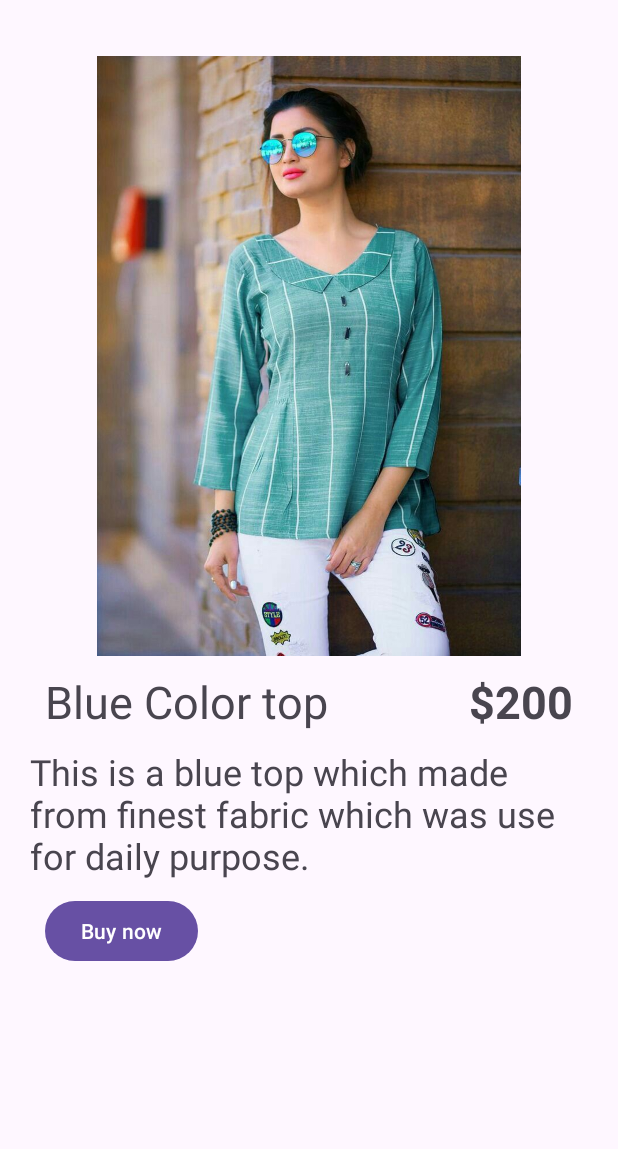
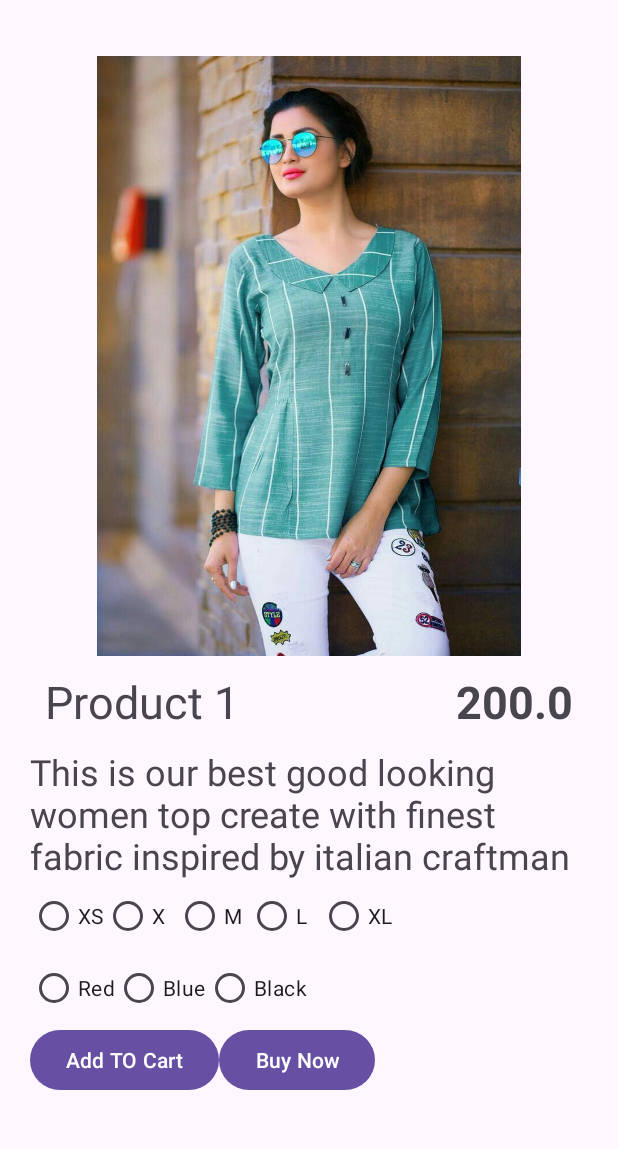
Before and after one commit to gaurav1001/Meesho, an Android app: the screen it shows after launch (MainActivity), after a tap on "Product 1", on a phone screen of 412 x 824 dp, the part 70-1219 px from its top. Run offline under Robolectric (Android 15) with nearby library versions, the phone set to English and light mode, and no system bars.

Commit message:
connect home screen to display page

```diff
--- a/app/build.gradle
+++ b/app/build.gradle
@@ -2,6 +2,7 @@ plugins {
     id 'com.android.application'
     id 'org.jetbrains.kotlin.android'
 }
+apply plugin: "androidx.navigation.safeargs.kotlin"
 
 android {
     namespace 'com.example.meesho'
@@ -36,6 +37,16 @@ android {
 }
 
 dependencies {
+    implementation "androidx.core:core-ktx:1.10.1"
+    def lifecycle_version = "2.6.1"
+    def arch_version = "2.2.0"
+
+    // ViewModel
+    implementation "androidx.lifecycle:lifecycle-viewmodel-ktx:$lifecycle_version"
+    // LiveData
+    implementation "androidx.lifecycle:lifecycle-livedata-ktx:$lifecycle_version"
+    // Saved state module for ViewModel
+    implementation "androidx.lifecycle:lifecycle-viewmodel-savedstate:$lifecycle_version"
 
     //recycle
     implementation "androidx.recyclerview:recyclerview:"
--- a/app/src/main/java/com/example/meesho/DetailsScreen.kt
+++ b/app/src/main/java/com/example/meesho/DetailsScreen.kt
@@ -1,14 +1,21 @@
 package com.example.meesho
 
+import android.annotation.SuppressLint
 import android.os.Bundle
+import android.util.Log
 import androidx.fragment.app.Fragment
 import android.view.LayoutInflater
 import android.view.View
 import android.view.ViewGroup
+import androidx.fragment.app.activityViewModels
+import androidx.fragment.app.viewModels
+import androidx.navigation.fragment.FragmentNavigatorExtras
 import com.example.meesho.databinding.FragmentDetailsScreenBinding
 
 class DetailsScreen : Fragment() {
     private lateinit var binding:FragmentDetailsScreenBinding
+    private val model:ProductViw by activityViewModels()
+
     override fun onCreateView(
         inflater: LayoutInflater,
         container: ViewGroup?,
@@ -17,4 +24,19 @@ class DetailsScreen : Fragment() {
         binding = FragmentDetailsScreenBinding.inflate(inflater, container, false)
         return binding.root
     }
+
+    @SuppressLint("SuspiciousIndentation")
+    override fun onViewCreated(view: View, savedInstanceState: Bundle?) {
+      val id = arguments?.getInt("id")
+        if (id != null) {
+            model.fetchDataFromList(id)
+        }
+        model.selectedObj.observe(viewLifecycleOwner){
+            binding.price.text = it.price.toString()
+            binding.title.text = it.title.toString()
+            binding.description.text = it.description.toString()
+            binding.productImg.setImageResource(it.img)
+
+        }
+    }
 }
--- a/app/src/main/java/com/example/meesho/HomeScreen.kt
+++ b/app/src/main/java/com/example/meesho/HomeScreen.kt
@@ -1,19 +1,21 @@
 package com.example.meesho
 
 import android.os.Bundle
-import android.util.Log
-import androidx.fragment.app.Fragment
 import android.view.LayoutInflater
-import android.view.SoundEffectConstants.CLICK
 import android.view.View
 import android.view.ViewGroup
-import android.widget.Toast
+import androidx.core.os.bundleOf
+import androidx.fragment.app.Fragment
+import androidx.fragment.app.activityViewModels
+import androidx.fragment.app.viewModels
 import androidx.navigation.fragment.findNavController
 import androidx.recyclerview.widget.LinearLayoutManager
 import com.example.meesho.databinding.FragmentHomeScreenBinding
 
 class HomeScreen : Fragment(),ProductAdapter.OnProductClickListener {
     private lateinit var binding: FragmentHomeScreenBinding
+    private val model:ProductViw by activityViewModels()
+
     override fun onCreateView(
         inflater: LayoutInflater,
         container: ViewGroup?,
@@ -25,20 +27,22 @@ class HomeScreen : Fragment(),ProductAdapter.OnProductClickListener {
 
     override fun onViewCreated(view: View, savedInstanceState: Bundle?) {
        val myList = listOf<Product>(
-           Product(1,"Product 1",200.00),
-           Product(2,"Product 2",300.00),
-           Product(3,"Product 3",500.00),
-           Product(4,"Product 4",800.00)
+           Product(1,"Product 1",200.00,"This is our best good looking women top create with finest fabric inspired by italian craftman",R.drawable.top1),
+           Product(2,"Product 2",300.00,"This is our best good looking women top create with finest fabric inspired by italian craftman",R.drawable.top2),
+           Product(3,"Product 3",500.00,"This is our best good looking women top create with finest fabric inspired by italian craftman",R.drawable.top3),
+           Product(4,"Product 4",800.00,"This is our best good looking women top create with finest fabric inspired by italian craftman",R.drawable.top4),
+           Product(5,"More",0.0,"",R.drawable.baseline_shopping_bag_24)
        )
+
+       model.setInitialData(myList)
+       model.myData.observe(viewLifecycleOwner){list->
+           binding.recyclerView.adapter = ProductAdapter(list,requireContext(),this)
+       }
+
        val horizontalLayout = LinearLayoutManager(
            requireContext(),LinearLayoutManager.HORIZONTAL,false
            )
 
-        val adapter = ProductAdapter(myList,requireContext(),this)
-
-      // val productAdapter = ProductAdapter(myList, requireContext())
-
-       binding.recyclerView.adapter = adapter
        binding.recyclerView.layoutManager = horizontalLayout
 
     }
@@ -48,6 +52,7 @@ class HomeScreen : Fragment(),ProductAdapter.OnProductClickListener {
     }
 
     override fun onItemClick(product: Product) {
-      findNavController().navigate(R.id.action_homeScreen_to_detailsScreen)
+      val bundle = bundleOf("id" to product.id)
+      findNavController().navigate(R.id.action_homeScreen_to_detailsScreen,bundle)
     }
 }
--- a/app/src/main/java/com/example/meesho/Product.kt
+++ b/app/src/main/java/com/example/meesho/Product.kt
@@ -3,5 +3,7 @@ package com.example.meesho
 data class Product(
     val id:Int,
     val title:String,
-    val price:Double
+    val price:Double,
+    val description:String,
+    val img:Int
 )
--- a/app/src/main/java/com/example/meesho/ProductAdapter.kt
+++ b/app/src/main/java/com/example/meesho/ProductAdapter.kt
@@ -6,6 +6,7 @@ import android.view.View
 import android.view.ViewGroup
 import android.widget.ImageView
 import android.widget.TextView
+import androidx.core.content.res.ResourcesCompat
 import androidx.recyclerview.widget.RecyclerView
 
 
@@ -47,7 +48,7 @@ class ProductAdapter(val dataset:List<Product>,private val context:Context,priva
     override fun onBindViewHolder(holder: RecView, position: Int) {
         val currentItem = dataset[position]
         holder.apply {
-            productImg.setImageResource(R.drawable.top1)
+            productImg.setImageResource(currentItem.img)
             productTitle.text = currentItem.title
             productPrice.text =  "$" + currentItem.price.toString()
 
--- /dev/null
+++ b/app/src/main/java/com/example/meesho/ProductViw.kt
@@ -0,0 +1,30 @@
+package com.example.meesho
+
+import androidx.lifecycle.LiveData
+import androidx.lifecycle.MutableLiveData
+import androidx.lifecycle.ViewModel
+
+class ProductViw : ViewModel() {
+    // Create a LiveData with a String
+    val myData: MutableLiveData<List<Product>> by lazy {
+        MutableLiveData<List<Product>>()
+    }
+
+    val selectedObj: MutableLiveData<Product> by lazy{
+        MutableLiveData<Product>()
+    }
+
+
+    fun setInitialData(product: List<Product>){
+        myData.value =  product
+    }
+
+    fun fetchDataFromList(id: Int){
+        for (item in myData.value ?: emptyList()) {
+             if (item.id == id) {
+                selectedObj.value = item
+            }
+        }
+    }
+
+}
--- a/app/src/main/res/layout/fragment_details_screen.xml
+++ b/app/src/main/res/layout/fragment_details_screen.xml
@@ -33,7 +33,6 @@
             android:id="@+id/price"
             android:layout_width="wrap_content"
             android:layout_height="wrap_content"
-            android:text="$200"
             android:textSize="30sp"
             android:textStyle="bold"
             />
@@ -48,13 +47,72 @@
         android:textSize="24sp"
         />
 
+    <RadioGroup
+        android:layout_width="match_parent"
+        android:layout_height="wrap_content"
+        android:orientation="horizontal">
+        <RadioButton android:id="@+id/size_1"
+            android:layout_width="wrap_content"
+            android:layout_height="wrap_content"
+            android:text="XS" />
+        <RadioButton android:id="@+id/size_2"
+            android:layout_width="wrap_content"
+            android:layout_height="wrap_content"
+            android:text="X" />
+        <RadioButton android:id="@+id/size_3"
+            android:layout_width="wrap_content"
+            android:layout_height="wrap_content"
+            android:text="M" />
+        <RadioButton android:id="@+id/size_4"
+            android:layout_width="wrap_content"
+            android:layout_height="wrap_content"
+            android:text="L" />
+        <RadioButton android:id="@+id/size_5"
+            android:layout_width="wrap_content"
+            android:layout_height="wrap_content"
+            android:text="XL" />
+    </RadioGroup>
+
+    <RadioGroup
+        android:layout_width="match_parent"
+        android:layout_height="wrap_content"
+        android:orientation="horizontal">
+        <RadioButton android:id="@+id/color_1"
+            android:layout_width="wrap_content"
+            android:layout_height="wrap_content"
+            android:text="Red" />
+        <RadioButton android:id="@+id/color_2"
+            android:layout_width="wrap_content"
+            android:layout_height="wrap_content"
+            android:text="Blue" />
+        <RadioButton android:id="@+id/color_3"
+            android:layout_width="wrap_content"
+            android:layout_height="wrap_content"
+            android:text="Black" />
+
+    </RadioGroup>
+
+    <LinearLayout
+        android:layout_width="match_parent"
+        android:layout_height="wrap_content"
+        android:orientation="horizontal">
     <Button
-        android:id="@+id/button"
+        android:id="@+id/add_cart"
         android:layout_width="wrap_content"
         android:layout_height="wrap_content"
-        android:text="Buy now"
-        android:layout_margin="10dp"
+        android:text="Add TO Cart"
+
         />
+
+        <Button
+            android:id="@+id/buy"
+            android:layout_width="wrap_content"
+            android:layout_height="wrap_content"
+            android:text="Buy Now"
+
+            />
+
+    </LinearLayout>
 
 
 </androidx.appcompat.widget.LinearLayoutCompat>
--- a/app/src/main/res/navigation/nav_graph.xml
+++ b/app/src/main/res/navigation/nav_graph.xml
@@ -12,7 +12,12 @@
         tools:layout="@layout/fragment_home_screen" >
         <action
             android:id="@+id/action_homeScreen_to_detailsScreen"
-            app:destination="@id/detailsScreen" />
+            app:destination="@id/detailsScreen" >
+        <argument
+            android:name="id"
+            app:argType="integer" />
+
+        </action>
     </fragment>
     <fragment
         android:id="@+id/detailsScreen"
--- a/build.gradle
+++ b/build.gradle
@@ -1,4 +1,15 @@
 // Top-level build file where you can add configuration options common to all sub-projects/modules.
+buildscript {
+    repositories {
+        google()
+    }
+    dependencies {
+        def nav_version = "2.6.0"
+        classpath "androidx.navigation:navigation-safe-args-gradle-plugin:$nav_version"
+    }
+}
+
+
 plugins {
     id 'com.android.application' version '8.0.2' apply false
     id 'com.android.library' version '8.0.2' apply false
```
Also changed, not shown: app/src/main/res/drawable/top3.jpg (added), app/src/main/res/drawable/top4.jpeg (added).
